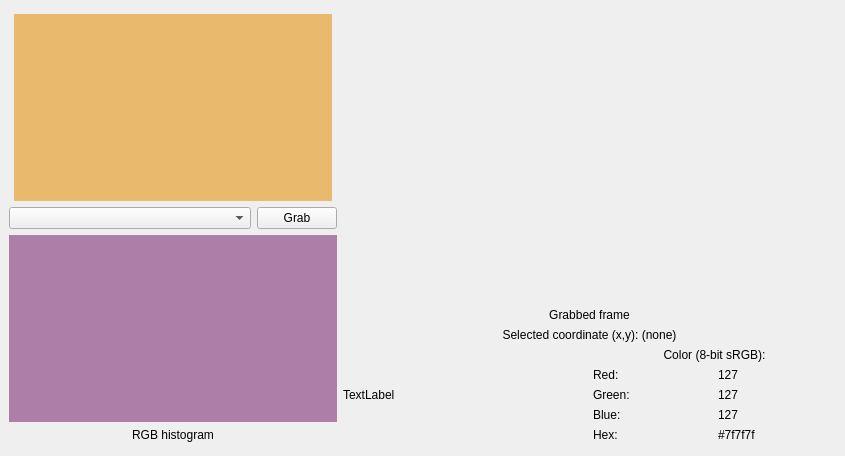
Qt form ui_analyzer.ui (jljouannic/nageru) before a commit.
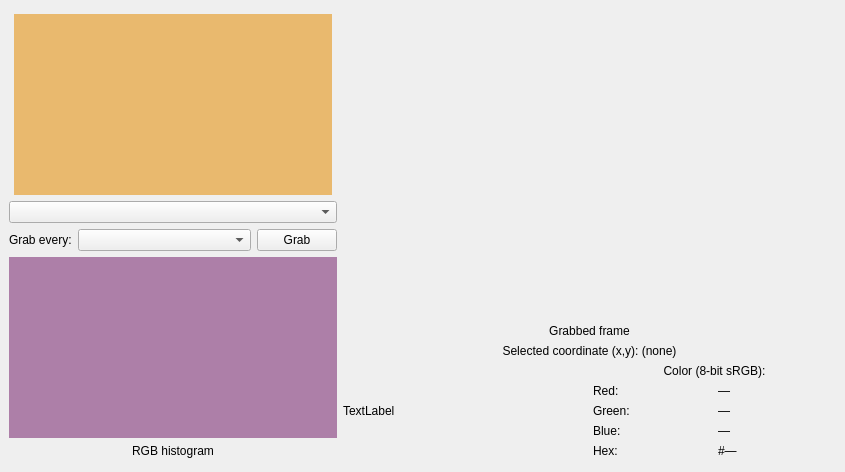
The same form after that commit. Custom widgets are drawn as their Qt base class.

Commit message: Support automatically grabbing frames at regular intervals in the analyzer.

The edit to the form file:
```diff
--- a/ui_analyzer.ui
+++ b/ui_analyzer.ui
@@ -7,7 +7,7 @@
     <x>0</x>
     <y>0</y>
     <width>845</width>
-    <height>456</height>
+    <height>472</height>
    </rect>
   </property>
   <property name="windowTitle">
@@ -16,7 +16,7 @@
   <widget class="QWidget" name="centralwidget">
    <layout class="QHBoxLayout" name="horizontalLayout_3" stretch="2,3">
     <item>
-     <layout class="QVBoxLayout" name="left_pane" stretch="0,1,0,1,0,0">
+     <layout class="QVBoxLayout" name="left_pane" stretch="0,1,0,0,1,0,0">
       <item>
        <spacer name="verticalSpacer">
         <property name="orientation">
@@ -54,7 +54,7 @@
            <bool>true</bool>
           </property>
           <property name="autoFillBackground">
-           <bool>true</bool>
+           <bool>false</bool>
           </property>
           <property name="styleSheet">
            <string notr="true">background: rgb(233, 185, 110)</string>
@@ -77,10 +77,24 @@
        </layout>
       </item>
       <item>
-       <layout class="QHBoxLayout" name="grab_horizontal_layout" stretch="1,0">
+       <layout class="QHBoxLayout" name="grab_horizontal_layout" stretch="1">
         <item>
          <widget class="QComboBox" name="input_box"/>
         </item>
+       </layout>
+      </item>
+      <item>
+       <layout class="QHBoxLayout" name="horizontalLayout_4" stretch="0,1,0">
+        <item>
+         <widget class="QLabel" name="label">
+          <property name="text">
+           <string>Grab every:</string>
+          </property>
+         </widget>
+        </item>
+        <item>
+         <widget class="QComboBox" name="grab_frequency_box"/>
+        </item>
         <item>
          <widget class="QPushButton" name="grab_btn">
           <property name="text">
@@ -264,14 +278,14 @@
             <item row="1" column="1">
              <widget class="QLabel" name="green_label">
               <property name="text">
-               <string>127</string>
+               <string>—</string>
               </property>
              </widget>
             </item>
             <item row="2" column="1">
              <widget class="QLabel" name="blue_label">
               <property name="text">
-               <string>127</string>
+               <string>—</string>
               </property>
              </widget>
             </item>
@@ -285,7 +299,7 @@
             <item row="0" column="1">
              <widget class="QLabel" name="red_label">
               <property name="text">
-               <string>127</string>
+               <string>—</string>
               </property>
              </widget>
             </item>
@@ -299,7 +313,7 @@
             <item row="3" column="1">
              <widget class="QLabel" name="hex_label">
               <property name="text">
-               <string>#7f7f7f</string>
+               <string>#—</string>
               </property>
              </widget>
             </item>
```
The commit also changes 2 other files.
